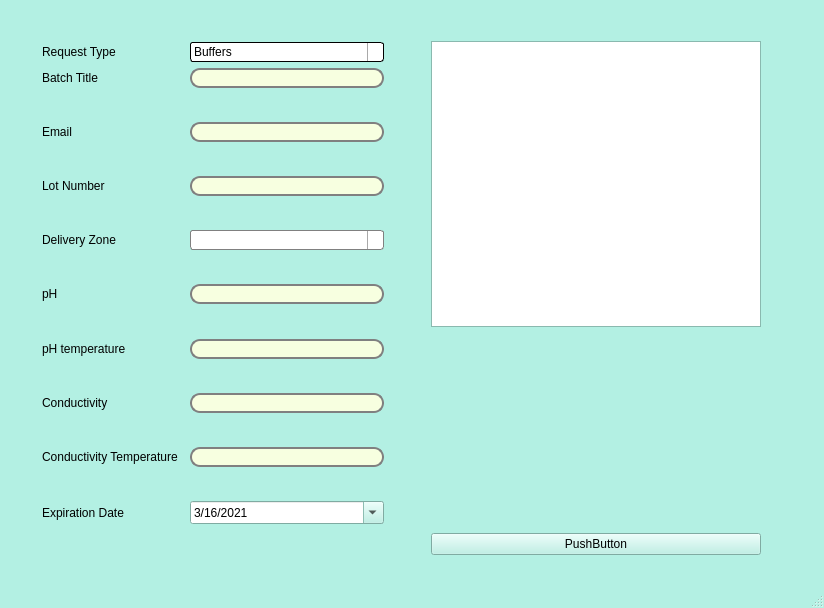
Qt form UserInputWindow.ui (garbagepatch/PythonApp) before a commit.
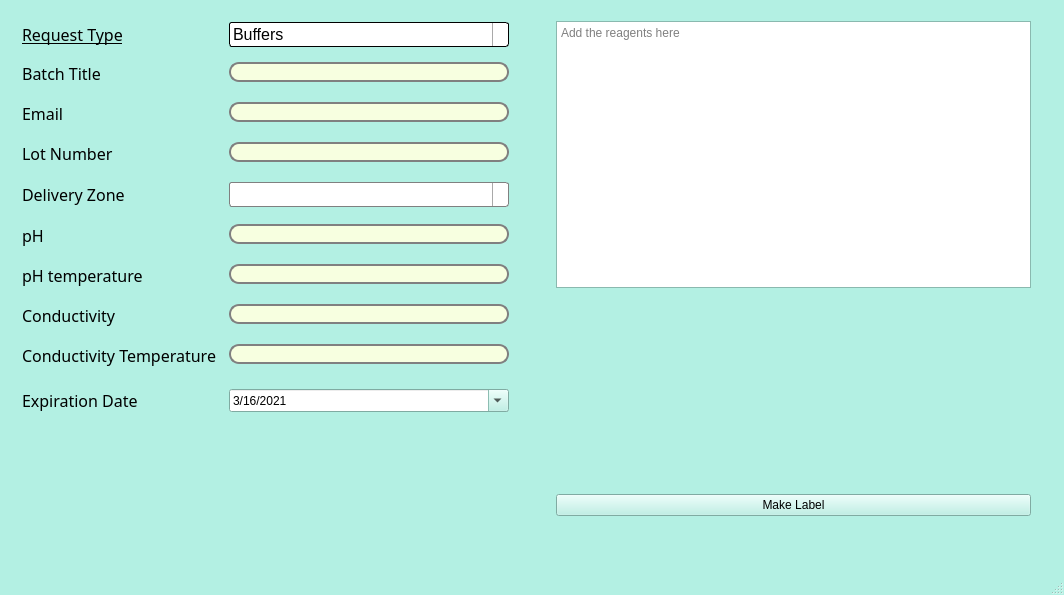
The same form after that commit. Icons and pictures are not drawn.

Diff of the .ui file:
```diff
--- a/UserInputWindow.ui
+++ b/UserInputWindow.ui
@@ -6,8 +6,8 @@
    <rect>
     <x>0</x>
     <y>0</y>
-    <width>824</width>
-    <height>608</height>
+    <width>1064</width>
+    <height>595</height>
    </rect>
   </property>
   <property name="palette">
@@ -148,6 +148,15 @@
        </color>
       </brush>
      </colorrole>
+     <colorrole role="PlaceholderText">
+      <brush brushstyle="NoBrush">
+       <color alpha="128">
+        <red>0</red>
+        <green>0</green>
+        <blue>0</blue>
+       </color>
+      </brush>
+     </colorrole>
     </active>
     <inactive>
      <colorrole role="WindowText">
@@ -285,6 +294,15 @@
        </color>
       </brush>
      </colorrole>
+     <colorrole role="PlaceholderText">
+      <brush brushstyle="NoBrush">
+       <color alpha="128">
+        <red>0</red>
+        <green>0</green>
+        <blue>0</blue>
+       </color>
+      </brush>
+     </colorrole>
     </inactive>
     <disabled>
      <colorrole role="WindowText">
@@ -422,6 +440,15 @@
        </color>
       </brush>
      </colorrole>
+     <colorrole role="PlaceholderText">
+      <brush brushstyle="NoBrush">
+       <color alpha="128">
+        <red>0</red>
+        <green>0</green>
+        <blue>0</blue>
+       </color>
+      </brush>
+     </colorrole>
     </disabled>
    </palette>
   </property>
@@ -431,19 +458,68 @@
   <property name="autoFillBackground">
    <bool>true</bool>
   </property>
+  <property name="styleSheet">
+   <string notr="true"/>
+  </property>
   <widget class="QWidget" name="centralwidget">
+   <property name="palette">
+    <palette>
+     <active>
+      <colorrole role="Light">
+       <brush brushstyle="SolidPattern">
+        <color alpha="255">
+         <red>222</red>
+         <green>255</green>
+         <blue>237</blue>
+        </color>
+       </brush>
+      </colorrole>
+     </active>
+     <inactive>
+      <colorrole role="Light">
+       <brush brushstyle="SolidPattern">
+        <color alpha="255">
+         <red>222</red>
+         <green>255</green>
+         <blue>237</blue>
+        </color>
+       </brush>
+      </colorrole>
+     </inactive>
+     <disabled>
+      <colorrole role="Light">
+       <brush brushstyle="SolidPattern">
+        <color alpha="255">
+         <red>222</red>
+         <green>255</green>
+         <blue>237</blue>
+        </color>
+       </brush>
+      </colorrole>
+     </disabled>
+    </palette>
+   </property>
+   <property name="styleSheet">
+    <string notr="true"/>
+   </property>
    <widget class="QWidget" name="horizontalLayoutWidget">
     <property name="geometry">
      <rect>
-      <x>20</x>
-      <y>20</y>
-      <width>771</width>
-      <height>554</height>
+      <x>0</x>
+      <y>0</y>
+      <width>1061</width>
+      <height>535</height>
      </rect>
     </property>
     <layout class="QHBoxLayout" name="horizontalLayout">
+     <property name="sizeConstraint">
+      <enum>QLayout::SetDefaultConstraint</enum>
+     </property>
      <item>
       <layout class="QFormLayout" name="formLayout_2">
+       <property name="sizeConstraint">
+        <enum>QLayout::SetFixedSize</enum>
+       </property>
        <property name="horizontalSpacing">
         <number>8</number>
        </property>
@@ -461,6 +537,16 @@
        </property>
        <item row="1" column="0">
         <widget class="QLabel" name="requestTypeLabel">
+         <property name="font">
+          <font>
+           <family>MS PGothic</family>
+           <pointsize>12</pointsize>
+           <underline>true</underline>
+          </font>
+         </property>
+         <property name="frameShape">
+          <enum>QFrame::NoFrame</enum>
+         </property>
          <property name="text">
           <string>Request Type</string>
          </property>
@@ -525,6 +611,15 @@
               </color>
              </brush>
             </colorrole>
+            <colorrole role="PlaceholderText">
+             <brush brushstyle="NoBrush">
+              <color alpha="128">
+               <red>0</red>
+               <green>0</green>
+               <blue>0</blue>
+              </color>
+             </brush>
+            </colorrole>
            </active>
            <inactive>
             <colorrole role="WindowText">
@@ -656,6 +751,15 @@
               </gradient>
              </brush>
             </colorrole>
+            <colorrole role="PlaceholderText">
+             <brush brushstyle="NoBrush">
+              <color alpha="128">
+               <red>0</red>
+               <green>0</green>
+               <blue>0</blue>
+              </color>
+             </brush>
+            </colorrole>
            </inactive>
            <disabled>
             <colorrole role="WindowText">
@@ -787,9 +891,23 @@
               </gradient>
              </brush>
             </colorrole>
+            <colorrole role="PlaceholderText">
+             <brush brushstyle="NoBrush">
+              <color alpha="128">
+               <red>0</red>
+               <green>0</green>
+               <blue>0</blue>
+              </color>
+             </brush>
+            </colorrole>
            </disabled>
           </palette>
          </property>
+         <property name="font">
+          <font>
+           <pointsize>12</pointsize>
+          </font>
+         </property>
          <property name="styleSheet">
           <string notr="true">QComboBox {
 	color: black;
@@ -855,13 +973,29 @@
         </widget>
        </item>
        <item row="2" column="0">
+        <widget class="Line" name="line">
+         <property name="orientation">
+          <enum>Qt::Horizontal</enum>
+         </property>
+        </widget>
+       </item>
+       <item row="3" column="0">
         <widget class="QLabel" name="batchTitleLabel">
+         <property name="font">
+          <font>
+           <family>MS PGothic</family>
+           <pointsize>12</pointsize>
+          </font>
+         </property>
          <property name="text">
           <string>Batch Title</string>
          </property>
+         <property name="alignment">
+          <set>Qt::AlignCenter</set>
+         </property>
         </widget>
        </item>
-       <item row="2" column="1">
+       <item row="3" column="1">
         <widget class="QLineEdit" name="batchTitleLineEdit">
          <property name="palette">
           <palette>
@@ -929,6 +1063,15 @@
               </color>
              </brush>
             </colorrole>
+            <colorrole role="PlaceholderText">
+             <brush brushstyle="NoBrush">
+              <color alpha="128">
+               <red>0</red>
+               <green>0</green>
+               <blue>0</blue>
+              </color>
+             </brush>
+            </colorrole>
            </active>
            <inactive>
             <colorrole role="WindowText">
@@ -994,6 +1137,15 @@
               </color>
              </brush>
             </colorrole>
+            <colorrole role="PlaceholderText">
+             <brush brushstyle="NoBrush">
+              <color alpha="128">
+               <red>0</red>
+               <green>0</green>
+               <blue>0</blue>
+              </color>
+             </brush>
+            </colorrole>
            </inactive>
            <disabled>
             <colorrole role="WindowText">
@@ -1059,6 +1211,15 @@
               </color>
              </brush>
             </colorrole>
+            <colorrole role="PlaceholderText">
+             <brush brushstyle="NoBrush">
+              <color alpha="128">
+               <red>0</red>
+               <green>0</green>
+               <blue>0</blue>
+              </color>
+             </brush>
+            </colorrole>
            </disabled>
           </palette>
          </property>
@@ -1074,27 +1235,36 @@
          </property>
         </widget>
        </item>
-       <item row="3" column="0">
-        <spacer name="verticalSpacer_9">
-         <property name="orientation">
-          <enum>Qt::Vertical</enum>
-         </property>
-         <property name="sizeHint" stdset="0">
-          <size>
-           <width>20</width>
-           <height>40</height>
-          </size>
-         </property>
-        </spacer>
-       </item>
        <item row="4" column="0">
+        <spacer name="verticalSpacer_9">
+         <property name="orientation">
+          <enum>Qt::Vertical</enum>
+         </property>
+         <property name="sizeType">
+          <enum>QSizePolicy::Fixed</enum>
+         </property>
+         <property name="sizeHint" stdset="0">
+          <size>
+           <width>20</width>
+           <height>5</height>
+          </size>
+         </property>
+        </spacer>
+       </item>
+       <item row="5" column="0">
         <widget class="QLabel" name="emailLabel">
+         <property name="font">
+          <font>
+           <family>MS PGothic</family>
+           <pointsize>12</pointsize>
+          </font>
+         </property>
          <property name="text">
           <string>Email</string>
          </property>
         </widget>
        </item>
-       <item row="4" column="1">
+       <item row="5" column="1">
         <widget class="QLineEdit" name="emailLineEdit">
          <property name="styleSheet">
           <string notr="true">QLineEdit {
@@ -1108,27 +1278,36 @@
          </property>
         </widget>
        </item>
-       <item row="5" column="0">
-        <spacer name="verticalSpacer_8">
-         <property name="orientation">
-          <enum>Qt::Vertical</enum>
-         </property>
-         <property name="sizeHint" stdset="0">
-          <size>
-           <width>20</width>
-           <height>40</height>
-          </size>
-         </property>
-        </spacer>
-       </item>
        <item row="6" column="0">
+        <spacer name="verticalSpacer_8">
+         <property name="orientation">
+          <enum>Qt::Vertical</enum>
+         </property>
+         <property name="sizeType">
+          <enum>QSizePolicy::Fixed</enum>
+         </property>
+         <property name="sizeHint" stdset="0">
+          <size>
+           <width>20</width>
+           <height>5</height>
+          </size>
+         </property>
+        </spacer>
+       </item>
+       <item row="7" column="0">
         <widget class="QLabel" name="lotNumberLabel">
+         <property name="font">
+          <font>
+           <family>MS PGothic</family>
+           <pointsize>12</pointsize>
+          </font>
+         </property>
          <property name="text">
           <string>Lot Number</string>
          </property>
         </widget>
        </item>
-       <item row="6" column="1">
+       <item row="7" column="1">
         <widget class="QLineEdit" name="lotNumberLineEdit">
          <property name="palette">
           <palette>
@@ -1136,9 +1315,9 @@
             <colorrole role="Button">
              <brush brushstyle="SolidPattern">
               <color alpha="255">
-               <red>90</red>
-               <green>136</green>
-               <blue>131</blue>
+               <red>247</red>
+               <green>255</green>
+               <blue>224</blue>
               </color>
              </brush>
             </colorrole>
@@ -1174,9 +1353,9 @@
             <colorrole role="Button">
              <brush brushstyle="SolidPattern">
               <color alpha="255">
-               <red>90</red>
-               <green>136</green>
-               <blue>131</blue>
+               <red>247</red>
+               <green>255</green>
+               <blue>224</blue>
               </color>
              </brush>
             </colorrole>
@@ -1212,9 +1391,9 @@
             <colorrole role="Button">
              <brush brushstyle="SolidPattern">
               <color alpha="255">
-               <red>90</red>
-               <green>136</green>
-               <blue>131</blue>
+               <red>247</red>
+               <green>255</green>
+               <blue>224</blue>
               </color>
              </brush>
             </colorrole>
@@ -1259,28 +1438,42 @@
          </property>
         </widget>
        </item>
-       <item row="7" column="0">
-        <spacer name="verticalSpacer_7">
-         <property name="orientation">
-          <enum>Qt::Vertical</enum>
-         </property>
-         <property name="sizeHint" stdset="0">
-          <size>
-           <width>20</width>
-           <height>40</height>
-          </size>
-         </property>
-        </spacer>
-       </item>
        <item row="8" column="0">
+        <spacer name="verticalSpacer_7">
+         <property name="orientation">
+          <enum>Qt::Vertical</enum>
+         </property>
+         <property name="sizeType">
+          <enum>QSizePolicy::Fixed</enum>
+         </property>
+         <property name="sizeHint" stdset="0">
+          <size>
+           <width>20</width>
+           <height>5</height>
+          </size>
+         </property>
+        </spacer>
+       </item>
+       <item row="9" column="0">
         <widget class="QLabel" name="deliveryZoneLabel">
+         <property name="font">
+          <font>
+           <family>MS PGothic</family>
+           <pointsize>12</pointsize>
+          </font>
+         </property>
          <property name="text">
           <string>Delivery Zone</string>
          </property>
         </widget>
        </item>
-       <item row="8" column="1">
+       <item row="9" column="1">
         <widget class="QComboBox" name="deliveryZoneComboBox">
+         <property name="font">
+          <font>
+           <pointsize>12</pointsize>
+          </font>
+         </property>
          <property name="styleSheet">
           <string notr="true">QComboBox {
 	color:  black;
@@ -1335,27 +1528,36 @@
          </property>
         </widget>
        </item>
-       <item row="9" column="0">
-        <spacer name="verticalSpacer_6">
-         <property name="orientation">
-          <enum>Qt::Vertical</enum>
-         </property>
-         <property name="sizeHint" stdset="0">
-          <size>
-           <width>20</width>
-           <height>40</height>
-          </size>
-         </property>
-        </spacer>
-       </item>
        <item row="10" column="0">
+        <spacer name="verticalSpacer_6">
+         <property name="orientation">
+          <enum>Qt::Vertical</enum>
+         </property>
+         <property name="sizeType">
+          <enum>QSizePolicy::Fixed</enum>
+         </property>
+         <property name="sizeHint" stdset="0">
+          <size>
+           <width>20</width>
+           <height>5</height>
+          </size>
+         </property>
+        </spacer>
+       </item>
+       <item row="11" column="0">
         <widget class="QLabel" name="pHLabel">
+         <property name="font">
+          <font>
+           <family>MS PGothic</family>
+           <pointsize>12</pointsize>
+          </font>
+         </property>
          <property name="text">
           <string>pH</string>
          </property>
         </widget>
        </item>
-       <item row="10" column="1">
+       <item row="11" column="1">
         <widget class="QLineEdit" name="pHLineEdit">
          <property name="styleSheet">
           <string notr="true">QLineEdit {
@@ -1369,27 +1571,36 @@
          </property>
         </widget>
        </item>
-       <item row="11" column="0">
-        <spacer name="verticalSpacer_5">
-         <property name="orientation">
-          <enum>Qt::Vertical</enum>
-         </property>
-         <property name="sizeHint" stdset="0">
-          <size>
-           <width>20</width>
-           <height>40</height>
-          </size>
-         </property>
-        </spacer>
-       </item>
        <item row="12" column="0">
+        <spacer name="verticalSpacer_5">
+         <property name="orientation">
+          <enum>Qt::Vertical</enum>
+         </property>
+         <property name="sizeType">
+          <enum>QSizePolicy::Fixed</enum>
+         </property>
+         <property name="sizeHint" stdset="0">
+          <size>
+           <width>20</width>
+           <height>5</height>
+          </size>
+         </property>
+        </spacer>
+       </item>
+       <item row="13" column="0">
         <widget class="QLabel" name="pHTemperatureLabel">
+         <property name="font">
+          <font>
+           <family>MS PGothic</family>
+           <pointsize>12</pointsize>
+          </font>
+         </property>
          <property name="text">
           <string>pH temperature</string>
          </property>
         </widget>
        </item>
-       <item row="12" column="1">
+       <item row="13" column="1">
         <widget class="QLineEdit" name="pHTemperatureLineEdit">
          <property name="styleSheet">
           <string notr="true">QLineEdit {
@@ -1403,27 +1614,36 @@
          </property>
         </widget>
        </item>
-       <item row="13" column="0">
-        <spacer name="verticalSpacer_4">
-         <property name="orientation">
-          <enum>Qt::Vertical</enum>
-         </property>
-         <property name="sizeHint" stdset="0">
-          <size>
-           <width>20</width>
-           <height>40</height>
-          </size>
-         </property>
-        </spacer>
-       </item>
        <item row="14" column="0">
+        <spacer name="verticalSpacer_4">
+         <property name="orientation">
+          <enum>Qt::Vertical</enum>
+         </property>
+         <property name="sizeType">
+          <enum>QSizePolicy::Minimum</enum>
+         </property>
+         <property name="sizeHint" stdset="0">
+          <size>
+           <width>20</width>
+           <height>5</height>
+          </size>
+         </property>
+        </spacer>
+       </item>
+       <item row="15" column="0">
         <widget class="QLabel" name="conductivityLabel">
+         <property name="font">
+          <font>
+           <family>MS PGothic</family>
+           <pointsize>12</pointsize>
+          </font>
+         </property>
          <property name="text">
           <string>Conductivity</string>
          </property>
         </widget>
        </item>
-       <item row="14" column="1">
+       <item row="15" column="1">
         <widget class="QLineEdit" name="conductivityLineEdit">
          <property name="styleSheet">
           <string notr="true">QLineEdit {
@@ -1437,27 +1657,36 @@
          </property>
         </widget>
        </item>
-       <item row="15" column="0">
-        <spacer name="verticalSpacer_3">
-         <property name="orientation">
-          <enum>Qt::Vertical</enum>
-         </property>
-         <property name="sizeHint" stdset="0">
-          <size>
-           <width>20</width>
-           <height>40</height>
-          </size>
-         </property>
-        </spacer>
-       </item>
        <item row="16" column="0">
+        <spacer name="verticalSpacer_3">
+         <property name="orientation">
+          <enum>Qt::Vertical</enum>
+         </property>
+         <property name="sizeType">
+          <enum>QSizePolicy::Fixed</enum>
+         </property>
+         <property name="sizeHint" stdset="0">
+          <size>
+           <width>20</width>
+           <height>5</height>
+          </size>
+         </property>
+        </spacer>
+       </item>
+       <item row="17" column="0">
         <widget class="QLabel" name="conductivityTemperatureLabel">
+         <property name="font">
+          <font>
+           <family>MS PGothic</family>
+           <pointsize>12</pointsize>
+          </font>
+         </property>
          <property name="text">
           <string>Conductivity Temperature </string>
          </property>
         </widget>
        </item>
-       <item row="16" column="1">
+       <item row="17" column="1">
         <widget class="QLineEdit" name="conductivityTemperatureLineEdit">
          <property name="styleSheet">
           <string notr="true">QLineEdit {
@@ -1471,27 +1700,36 @@
          </property>
         </widget>
        </item>
-       <item row="17" column="0">
-        <spacer name="verticalSpacer">
-         <property name="orientation">
-          <enum>Qt::Vertical</enum>
-         </property>
-         <property name="sizeHint" stdset="0">
-          <size>
-           <width>20</width>
-           <height>40</height>
-          </size>
-         </property>
-        </spacer>
-       </item>
        <item row="18" column="0">
+        <spacer name="verticalSpacer">
+         <property name="orientation">
+          <enum>Qt::Vertical</enum>
+         </property>
+         <property name="sizeType">
+          <enum>QSizePolicy::Fixed</enum>
+         </property>
+         <property name="sizeHint" stdset="0">
+          <size>
+           <width>5</width>
+           <height>10</height>
+          </size>
+         </property>
+        </spacer>
+       </item>
+       <item row="19" column="0">
         <widget class="QLabel" name="expirationDateLabel">
+         <property name="font">
+          <font>
+           <family>MS PGothic</family>
+           <pointsize>12</pointsize>
+          </font>
+         </property>
          <property name="text">
           <string>Expiration Date</string>
          </property>
         </widget>
        </item>
-       <item row="18" column="1">
+       <item row="19" column="1">
         <widget class="QDateTimeEdit" name="expirationDateDateTimeEdit">
          <property name="dateTime">
           <datetime>
@@ -1514,15 +1752,18 @@
          </property>
         </widget>
        </item>
-       <item row="19" column="0">
+       <item row="20" column="0">
         <spacer name="verticalSpacer_2">
          <property name="orientation">
           <enum>Qt::Vertical</enum>
          </property>
+         <property name="sizeType">
+          <enum>QSizePolicy::Fixed</enum>
+         </property>
          <property name="sizeHint" stdset="0">
           <size>
            <width>20</width>
-           <height>40</height>
+           <height>10</height>
           </size>
          </property>
         </spacer>
@@ -1535,7 +1776,7 @@
         <number>206</number>
        </property>
        <property name="sizeConstraint">
-        <enum>QLayout::SetNoConstraint</enum>
+        <enum>QLayout::SetFixedSize</enum>
        </property>
        <property name="leftMargin">
         <number>22</number>
@@ -1550,12 +1791,16 @@
         <number>19</number>
        </property>
        <item>
-        <widget class="QTextEdit" name="textEdit"/>
+        <widget class="QTextEdit" name="textEdit">
+         <property name="placeholderText">
+          <string>Add the reagents here</string>
+         </property>
+        </widget>
        </item>
        <item>
         <widget class="QPushButton" name="pushButton">
          <property name="text">
-          <string>PushButton</string>
+          <string>Make Label</string>
          </property>
         </widget>
        </item>
```
Left out of the diff: 8 changed lines with no effect on the pictures.
